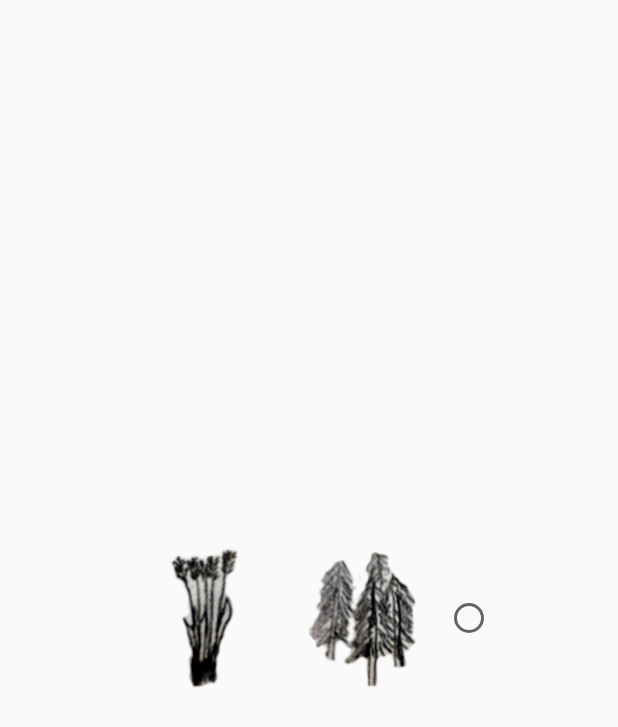
After one commit to lothar243/Survivors-Of-The-Apocalypse, an Android app: the layout resource_type_prompt.xml on its own in the app's theme, with its tools: preview values and no code run, on a phone screen of 412 x 824 dp. The commit adds this screen. Shown: the top 727 px of the screen. Run offline under Robolectric (Android 15) with nearby library versions, the phone set to English and light mode, and no system bars.

Commit message:
Cards that require a location now return a boolean false if the location selected was not valid. Also, cities can now yield either resource type.

```diff
--- a/app/src/main/java/edu/umt/csdept/survivorsoftheapocalypse/GameBoardView.java
+++ b/app/src/main/java/edu/umt/csdept/survivorsoftheapocalypse/GameBoardView.java
@@ -176,7 +176,7 @@ public class GameBoardView extends SurfaceView implements SurfaceHolder.Callback
         if(activity == null) {
             activity = (InGameActivity)getContext();
         }
-        activity.onBoardPress(clickedIndex);
+        activity.onBoardPress(new Location(clickedIndex));
     }
 
     public void update() {
--- a/app/src/main/java/edu/umt/csdept/survivorsoftheapocalypse/PlayerCard.java
+++ b/app/src/main/java/edu/umt/csdept/survivorsoftheapocalypse/PlayerCard.java
@@ -19,8 +19,9 @@ public abstract class PlayerCard implements Card, Serializable {
     @Override
     public abstract void onPlay(GameState gameState);
 
-    public void onPlay(GameState gameState, Location location) {
+    public boolean onPlayAtLocation(GameState gameState, Location location) {
         Log.d(NAME, "played " + CardName + " at " + location.toString());
+        return true;
     }
 
     public String getCardName() {
--- /dev/null
+++ b/app/src/main/res/layout/resource_type_prompt.xml
@@ -0,0 +1,27 @@
+<?xml version="1.0" encoding="utf-8"?>
+<LinearLayout
+    xmlns:android="http://schemas.android.com/apk/res/android"
+    android:orientation="horizontal"
+    android:layout_width="match_parent"
+    android:layout_height="match_parent"
+    android:gravity="center">
+    <ImageView
+        android:layout_width="100dp"
+        android:layout_height="100dp"
+        android:src="@drawable/field"
+        android:id="@+id/choose_food"
+        android:padding="3dp"
+        android:layout_margin="3dp"/>
+    <ImageView
+        android:layout_width="100dp"
+        android:layout_height="100dp"
+        android:src="@drawable/forest"
+        android:id="@+id/choose_wood"
+        android:padding="3dp"
+        android:layout_margin="3dp"/>
+    <RadioButton
+        android:layout_width="wrap_content"
+        android:layout_height="wrap_content"
+        />
+
+</LinearLayout>
--- a/app/src/main/res/values/colors.xml
+++ b/app/src/main/res/values/colors.xml
@@ -7,4 +7,6 @@
     <color name="foodTextColor">#00EE76</color>
     <color name="woodTextColor">#CD661D</color>
     <color name="wildTextColor">#000000</color>
+
+    <color name="selectResourceColor">#9f9</color>
 </resources>
```
Also changed, not shown: app/src/main/java/edu/umt/csdept/survivorsoftheapocalypse/GameState.java (+12 -0 lines), app/src/main/java/edu/umt/csdept/survivorsoftheapocalypse/InGameActivity.java (+68 -9 lines), app/src/main/java/edu/umt/csdept/survivorsoftheapocalypse/PlayCardImpl.java (+6 -2 lines), app/src/main/res/drawable/field.png, app/src/main/res/drawable/forest.png.
